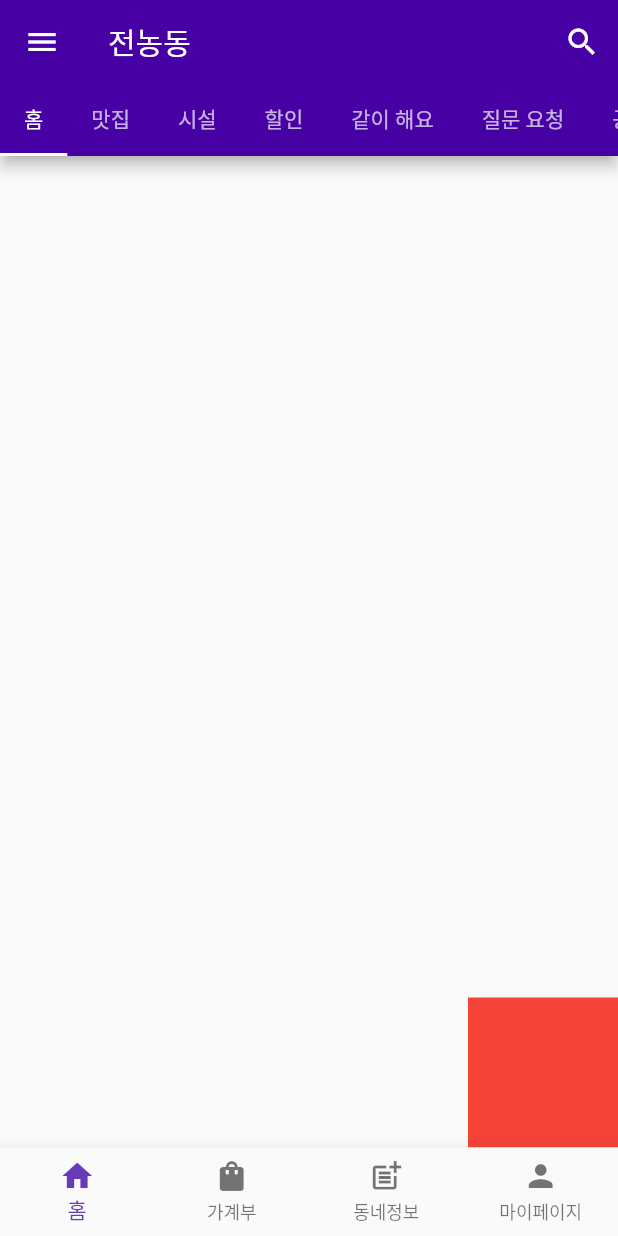
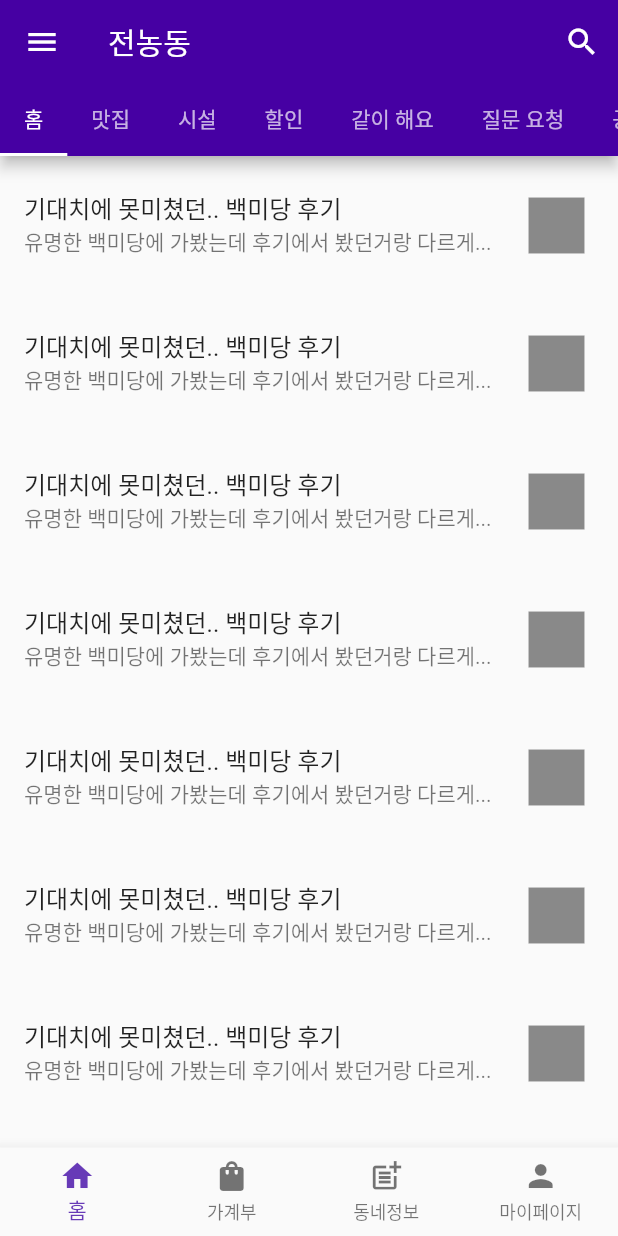
Before and after one commit to SchrodingerLivingAlone/Schrodinger-client, a Flutter app: the screen it shows after launch, on a phone screen of 412 x 824 dp. Run offline on Flutter 3.47's test engine with Material 2 defaults, Android fonts, the phone set to English and light mode, and no system bars.

Commit message:
feat: ListView 생성

```diff
--- a/lib/main.dart
+++ b/lib/main.dart
@@ -55,35 +55,115 @@ class MyHomePage extends StatelessWidget {
           ),
           body: TabBarView(
             children: [
-              Tab(
-                child: Align(
-                  alignment: Alignment.bottomRight,
-                  child: Container(
-                    color: Colors.red,
-                    width: 100,
-                    height: 100,
+              ListView(
+                children: [
+                  Padding(
+                    padding: const EdgeInsets.only(top:10, bottom: 10),
+                    child: ListTile(
+                      title: const Text('기대치에 못미쳤던.. 백미당 후기'),
+                      subtitle: const Text('유명한 백미당에 가봤는데 후기에서 봤던거랑 다르게...'),
+                      trailing: const Icon(Icons.square, size: 50),
+                      onTap: (){},
                     ),
                   ),
+                  Padding(
+                    padding: const EdgeInsets.only(top:10, bottom: 10),
+                    child: ListTile(
+                      title: const Text('기대치에 못미쳤던.. 백미당 후기'),
+                      subtitle: const Text('유명한 백미당에 가봤는데 후기에서 봤던거랑 다르게...'),
+                      trailing: const Icon(Icons.square, size: 50),
+                      onTap: (){},
                     ),
-              Container(
-                color: Colors.green,
                   ),
-              Container(
-                color: Colors.blue,
+                  Padding(
+                    padding: const EdgeInsets.only(top:10, bottom: 10),
+                    child: ListTile(
+                      title: const Text('기대치에 못미쳤던.. 백미당 후기'),
+                      subtitle: const Text('유명한 백미당에 가봤는데 후기에서 봤던거랑 다르게...'),
+                      trailing: const Icon(Icons.square, size: 50),
+                      onTap: (){},
                     ),
-              Container(
-                color: Colors.red,
                   ),
-              Container(
-                color: Colors.blue,
+                  Padding(
+                    padding: const EdgeInsets.only(top:10, bottom: 10),
+                    child: ListTile(
+                      title: const Text('기대치에 못미쳤던.. 백미당 후기'),
+                      subtitle: const Text('유명한 백미당에 가봤는데 후기에서 봤던거랑 다르게...'),
+                      trailing: const Icon(Icons.square, size: 50),
+                      onTap: (){},
                     ),
-              Container(
-                color: Colors.green,
                   ),
-              Container(
-                color: Colors.red,
+                  Padding(
+                    padding: const EdgeInsets.only(top:10, bottom: 10),
+                    child: ListTile(
+                      title: const Text('기대치에 못미쳤던.. 백미당 후기'),
+                      subtitle: const Text('유명한 백미당에 가봤는데 후기에서 봤던거랑 다르게...'),
+                      trailing: const Icon(Icons.square, size: 50),
+                      onTap: (){},
+                    ),
+                  ),
+                  Padding(
+                    padding: const EdgeInsets.only(top:10, bottom: 10),
+                    child: ListTile(
+                      title: const Text('기대치에 못미쳤던.. 백미당 후기'),
+                      subtitle: const Text('유명한 백미당에 가봤는데 후기에서 봤던거랑 다르게...'),
+                      trailing: const Icon(Icons.square, size: 50),
+                      onTap: (){},
+                    ),
+                  ),
+                  Padding(
+                    padding: const EdgeInsets.only(top:10, bottom: 10),
+                    child: ListTile(
+                      title: const Text('기대치에 못미쳤던.. 백미당 후기'),
+                      subtitle: const Text('유명한 백미당에 가봤는데 후기에서 봤던거랑 다르게...'),
+                      trailing: const Icon(Icons.square, size: 50),
+                      onTap: (){},
+                    ),
+                  ),
+
+
+                ],
+              ),
+
+                ListTile(
+                  leading: const Icon(Icons.search),
+                  title: const Text('Search'),
+                  trailing: const Icon(Icons.navigate_next),
+                  onTap: (){},
+                ),
+                ListTile(
+                  leading: const Icon(Icons.refresh),
+                  title: const Text('Refresh'),
+                  trailing: const Icon(Icons.navigate_next),
+                  onTap: (){},
+                ),
+                ListTile(
+                  leading: const Icon(Icons.home),
+                  title: const Text('Home'),
+                  trailing: const Icon(Icons.navigate_next),
+                  onTap: (){},
+                ),
+                ListTile(
+                  leading: const Icon(Icons.search),
+                  title: const Text('Search'),
+                  trailing: const Icon(Icons.navigate_next),
+                  onTap: (){},
+                ),
+                ListTile(
+                  leading: const Icon(Icons.refresh),
+                  title: const Text('Refresh'),
+                  trailing: const Icon(Icons.navigate_next),
+                  onTap: (){},
+                ),
+                ListTile(
+                  leading: const Icon(Icons.refresh),
+                  title: const Text('ㅁㄴㅇㅁㄴㅇㅁㄴ'),
+                  trailing: const Icon(Icons.navigate_next),
+                  onTap: (){},
                 ),
               ],
+
+
           ),
           drawer: const Drawer(),
           bottomNavigationBar: BottomNavigationBar(
```
Lines whose indentation alone changed are shown as unchanged.
